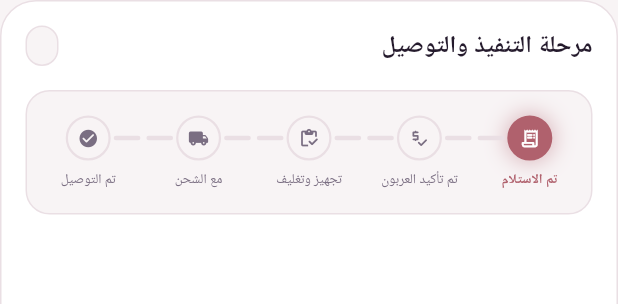
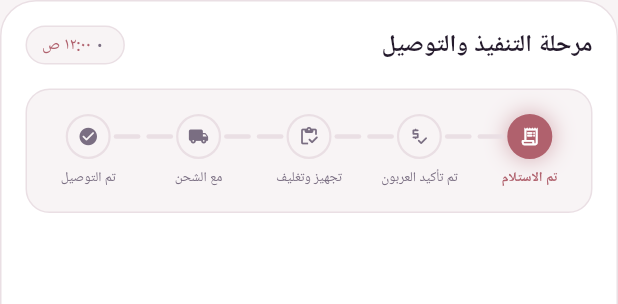
Before and after one commit to shimaakhaled1410-hue/mirrors-flutter, a Flutter app: the OrderDetailsStatusCard widget shown alone on an empty page, opened directly with empty values, on a phone screen of 412 x 824 dp. Shown: the top 304 px of the screen. Run offline on Flutter 3.47's test engine with Material 3 defaults, Android fonts, the phone set to English and light mode, and no system bars; our stand-ins replace camera, cloud_firestore, device_preview, firebase_core, flutter_bloc, flutter_dotenv and 4 more; accounts and stored records are empty; Roboto replaces fonts that are missing (Cairo).

Commit message:
feat(order_details): display localized order creation time in status card

```diff
--- a/lib/presentation/widgets/order_details/order_details_status_card.dart
+++ b/lib/presentation/widgets/order_details/order_details_status_card.dart
@@ -1,4 +1,5 @@
 import 'package:flutter/material.dart';
+import 'package:intl/intl.dart';
 import '../../../core/utils/app_colors.dart';
 import '../../../core/utils/app_styles.dart';
 import '../../../data/models/order_ui_model.dart';
@@ -10,6 +11,15 @@ class OrderDetailsStatusCard extends StatelessWidget {
 
   const OrderDetailsStatusCard({super.key, required this.order});
 
+  String _formatOrderTime(BuildContext context) {
+    if (order.createdAtMillis == null) return '';
+    final localeCode = Localizations.localeOf(context).languageCode;
+    final dateTime = DateTime.fromMillisecondsSinceEpoch(
+      order.createdAtMillis!,
+    );
+    return DateFormat('hh:mm a', localeCode).format(dateTime);
+  }
+
   @override
   Widget build(BuildContext context) {
     final l10n = AppLocalizations.of(context)!;
@@ -18,6 +28,10 @@ class OrderDetailsStatusCard extends StatelessWidget {
     final isDelivered = order.status == OrderStatus.delivered;
     final bg = isDark ? AppColors.darkBackground : AppColors.lightBackground;
     final border = isDark ? AppColors.darkBorder : AppColors.lightBorder;
+    final secondary = isDark
+        ? AppColors.darkTextSecondary
+        : AppColors.lightTextSecondary;
+    final timeStr = _formatOrderTime(context);
 
     return Container(
       padding: const EdgeInsets.all(16),
@@ -64,7 +78,35 @@ class OrderDetailsStatusCard extends StatelessWidget {
                   borderRadius: BorderRadius.circular(20),
                   border: Border.all(color: border),
                 ),
-                child: Text(order.date, style: AppStyles.regular12(context)),
+                child: Row(
+                  mainAxisSize: MainAxisSize.min,
+                  children: [
+                    Text(
+                      order.date,
+                      style: AppStyles.regular12(
+                        context,
+                      ).copyWith(fontSize: 11),
+                    ),
+                    if (timeStr.isNotEmpty) ...[
+                      Padding(
+                        padding: const EdgeInsets.symmetric(horizontal: 4),
+                        child: Text(
+                          '•',
+                          style: TextStyle(color: secondary, fontSize: 10),
+                        ),
+                      ),
+                      Text(
+                        timeStr,
+                        style: AppStyles.medium14(context).copyWith(
+                          color: isCancelled
+                              ? const Color(0xFFCF1322)
+                              : AppColors.accent,
+                          fontSize: 11,
+                        ),
+                      ),
+                    ],
+                  ],
+                ),
               ),
             ],
           ),
```
